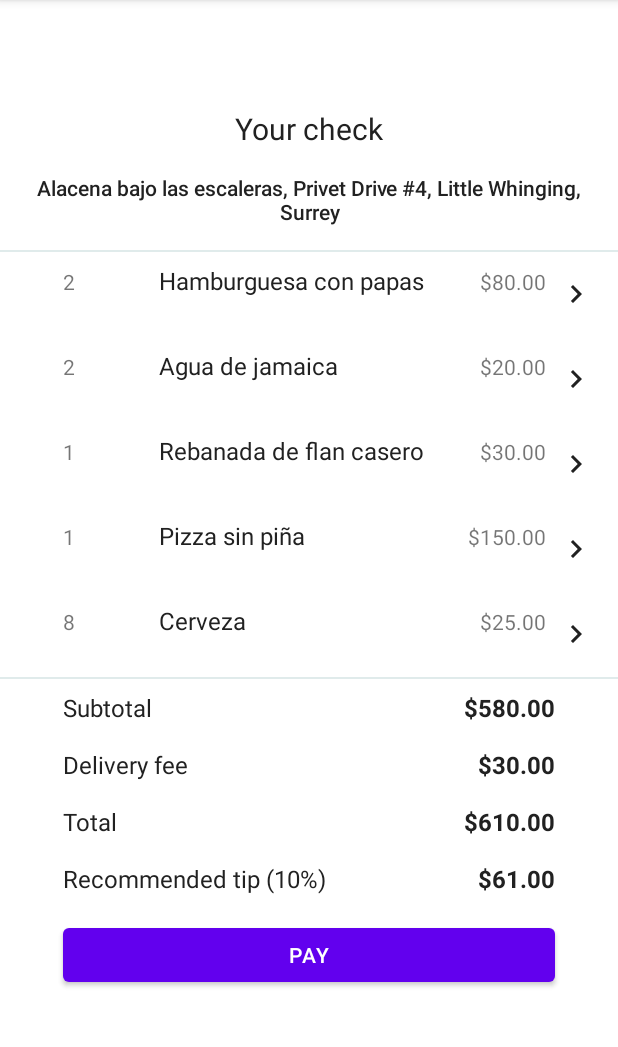
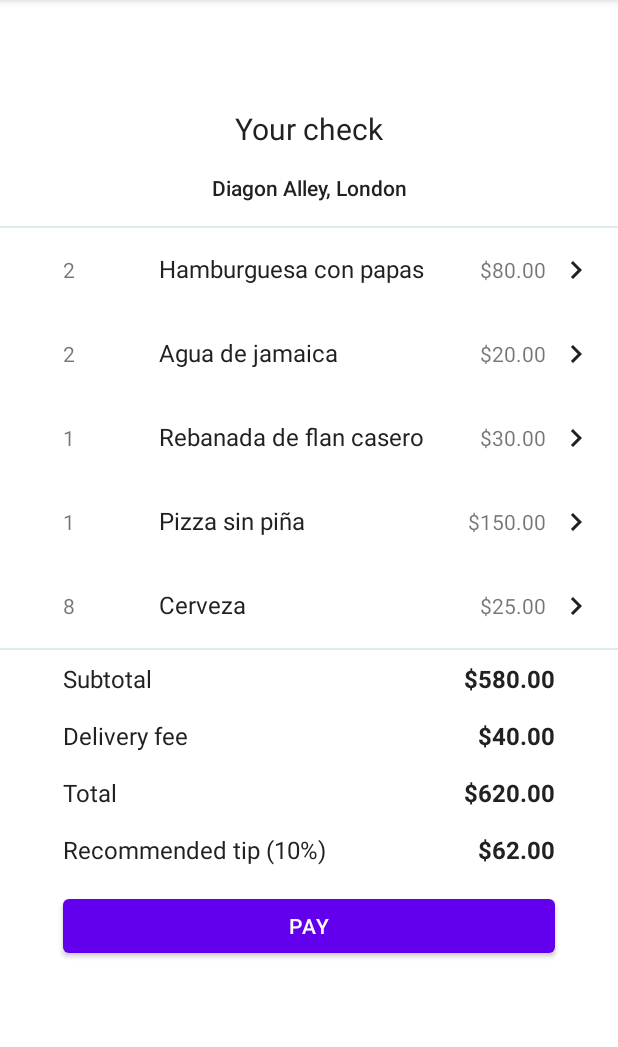
Before and after one commit to hackaprende/headers-footers-hacklab, an Android app: the screen it shows after launch (MainActivity), on a phone screen of 412 x 824 dp, the part 84-1131 px from its top. Run offline under Robolectric (Android 15) with nearby library versions, the phone set to English and light mode, and no system bars; our stand-ins replace data binding.

Commit message:
Update to final code

```diff
--- a/app/build.gradle
+++ b/app/build.gradle
@@ -1,6 +1,7 @@
 plugins {
     id 'com.android.application'
     id 'kotlin-android'
+    id 'kotlin-kapt'
 }
 
 android {
--- a/app/src/main/java/com/hackaprende/restaurantcheck/CheckAdapter.kt
+++ b/app/src/main/java/com/hackaprende/restaurantcheck/CheckAdapter.kt
@@ -1,121 +1,137 @@
 package com.hackaprende.restaurantcheck
 
-import android.app.Activity
 import android.view.LayoutInflater
 import android.view.ViewGroup
+import androidx.recyclerview.widget.DiffUtil
+import androidx.recyclerview.widget.ListAdapter
 import androidx.recyclerview.widget.RecyclerView
 import com.hackaprende.restaurantcheck.databinding.CheckListFooterBinding
 import com.hackaprende.restaurantcheck.databinding.CheckListHeaderBinding
 import com.hackaprende.restaurantcheck.databinding.CheckListItemBinding
-import java.util.*
 
-class CheckAdapter(private val activity: Activity, private val checkItemList: MutableList<CheckItem>,
-                   private val deliveryAddress: String, private val deliveryFee: Double) :
-    RecyclerView.Adapter<RecyclerView.ViewHolder>() {
+private const val HEADER_VIEW_TYPE = 1
+private const val FOOTER_VIEW_TYPE = 2
 
-    companion object {
-        private const val HEADER_VIEW = 1
-        private const val FOOTER_VIEW = 2
+class CheckAdapter(private val checkItemList: MutableList<CheckItem>, private val deliveryAddress: String,
+                   private val deliveryFee: Double)
+    : ListAdapter<CheckItem, RecyclerView.ViewHolder>(DiffCallback) {
+
+    companion object DiffCallback : DiffUtil.ItemCallback<CheckItem>() {
+
+        override fun areItemsTheSame(oldItem: CheckItem,
+                                     newItem: CheckItem): Boolean {
+            return oldItem === newItem
+        }
+
+        override fun areContentsTheSame(oldItem: CheckItem,
+                                        newItem: CheckItem): Boolean {
+            return oldItem == newItem
+        }
     }
-
-    private var isCheckReview = false
-    private var tableTotal = 0.0
 
     override fun getItemViewType(position: Int): Int {
         if (position == 0) {
-            return HEADER_VIEW
+            return HEADER_VIEW_TYPE
         } else if (position == checkItemList.size + 1) {
-            return FOOTER_VIEW
+            return FOOTER_VIEW_TYPE
         }
 
         return super.getItemViewType(position)
     }
 
-    override fun onCreateViewHolder(parent: ViewGroup, viewType: Int): RecyclerView.ViewHolder {
-        if (viewType == HEADER_VIEW) {
+    override fun onCreateViewHolder(parent: ViewGroup, viewType: Int):
+            RecyclerView.ViewHolder {
+        if (viewType == HEADER_VIEW_TYPE) {
             val binding = CheckListHeaderBinding.inflate(LayoutInflater.from(parent.context))
             return HeaderViewHolder(binding)
-        } else if (viewType == FOOTER_VIEW) {
+        }
+
+        if (viewType == FOOTER_VIEW_TYPE) {
             val binding = CheckListFooterBinding.inflate(LayoutInflater.from(parent.context))
             return FooterViewHolder(binding)
         }
 
         val binding = CheckListItemBinding.inflate(LayoutInflater.from(parent.context))
-        return CheckItemHolder(binding)
+        return CheckItemViewHolder(binding)
     }
 
-    override fun onBindViewHolder(holder: RecyclerView.ViewHolder, position: Int) {
+    override fun onBindViewHolder(holder: RecyclerView.ViewHolder,
+                                  position: Int) {
         when (holder) {
-            is CheckItemHolder -> holder.bindView(position)
-            is FooterViewHolder -> holder.bindView()
-            is HeaderViewHolder -> holder.bindView()
+            is CheckItemViewHolder -> {
+                val checkItem = checkItemList[position - 1]
+                holder.bind(checkItem)
+            }
+            is HeaderViewHolder -> holder.bind(deliveryAddress)
+            is FooterViewHolder -> holder.bind(getSubtotal(), deliveryFee)
         }
     }
 
-    override fun getItemCount(): Int {
-        if (checkItemList.size == 0) {
-            // Header + footer
-            return 2
+    private fun getSubtotal(): Double {
+        var subtotal = 0.0
+
+        for (checkItem in checkItemList) {
+            subtotal += (checkItem.price * checkItem.quantity)
         }
 
-        // Add 2 extra views to show the header and footer views
+        return subtotal
+    }
+
+    override fun getItemCount(): Int {
         return checkItemList.size + 2
     }
 
-    inner class CheckItemHolder(binding: CheckListItemBinding) : RecyclerView.ViewHolder(binding.root) {
-        private val name = binding.checkListItemName
-        private val quantity = binding.checkListItemQuantity
-        private val price = binding.checkListItemPrice
+    inner class FooterViewHolder(binding: CheckListFooterBinding) :
+        RecyclerView.ViewHolder(binding.root) {
+        private val footerSubtotal = binding.footerSubtotal
+        private val deliveryFeeText = binding.footerDelivery
+        private val totalText = binding.footerTotal
+        private val tipText = binding.footerTip
+        private val recommendedTipText = binding.recTip
+        fun bind(subtotal: Double, deliveryFee: Double) {
+            val context = footerSubtotal.context
+            recommendedTipText.text = context.getString(R.string.recommended_tip_format,
+                10)
+            footerSubtotal.text = context.getString(
+                R.string.double_price_format,
+                subtotal
+            )
+            deliveryFeeText.text = context.getString(
+                R.string.double_price_format,
+                deliveryFee
+            )
 
-        fun bindView(position: Int) {
-            // We need to insert position -1 because of the footer
-            val checkItem = checkItemList[position - 1]
+            val total = subtotal + deliveryFee
 
-            name.text = checkItem.name
+            totalText.text = context.getString(R.string.double_price_format, total)
 
-            val checkItemQuantity = checkItem.quantity
-
-            quantity.text = checkItemQuantity.toString()
-            price.text = String.format(activity.getString(R.string.double_price_format), checkItem.price)
-
+            val tip = total * 0.1
+            tipText.text = context.getString(R.string.double_price_format, tip)
         }
     }
 
-    inner class HeaderViewHolder(binding: CheckListHeaderBinding) : RecyclerView.ViewHolder(binding.root) {
-        private val deliveryAddressText = binding.checkListHeaderDeliveryAddressText
+    inner class HeaderViewHolder(binding: CheckListHeaderBinding) :
+        RecyclerView.ViewHolder(binding.root) {
+        private val deliveryAddressText = binding.deliveryAddress
 
-        fun bindView() {
+        fun bind(deliveryAddress: String) {
             deliveryAddressText.text = deliveryAddress
         }
     }
 
-    inner class FooterViewHolder(binding: CheckListFooterBinding) : RecyclerView.ViewHolder(binding.root) {
-        private val subtotalText = binding.checkListFooterSubtotalText
-        private val userCheckTotalTextView = binding.checkListFooterTotalText
-        private val deliveryFeeText = binding.checkListFooterDeliveryFeeText
-        private val recommendedTipText = binding.checkListFooterRecommendedTipText
-        private val recommendedTipTitle = binding.checkListFooterRecommendedTipTitle
+    inner class CheckItemViewHolder(binding: CheckListItemBinding):
+        RecyclerView.ViewHolder(binding.root) {
+        private val itemName = binding.itemName
+        private val itemQuantity = binding.itemQuantity
+        private val itemPrice = binding.itemPrice
 
-        fun bindView() {
-            var totalPrice = getCheckTotal()
+        fun bind(checkItem: CheckItem) {
+            itemName.text = checkItem.name
+            itemQuantity.text = checkItem.quantity.toString()
 
-            subtotalText.text = String.format(activity.getString(R.string.double_price_format), totalPrice)
-
-            deliveryFeeText.text = String.format(activity.getString(R.string.double_price_format), deliveryFee)
-            totalPrice += deliveryFee
-
-            userCheckTotalTextView.text = String.format(activity.getString(R.string.double_price_format), totalPrice)
-            recommendedTipTitle.text = String.format(activity.getString(R.string.recommended_tip_format), 10)
-            recommendedTipText.text = String.format(activity.getString(R.string.double_price_format), totalPrice / 10)
-        }
-
-        private fun getCheckTotal(): Double {
-            var total = 0.0
-            for (checkItem in checkItemList) {
-                total += (checkItem.quantity * checkItem.price)
-            }
-
-            return total
+            val context = itemPrice.context
+            itemPrice.text = context.getString(R.string.double_price_format,
+                checkItem.price)
         }
     }
 }
--- a/app/src/main/java/com/hackaprende/restaurantcheck/CheckItem.kt
+++ b/app/src/main/java/com/hackaprende/restaurantcheck/CheckItem.kt
@@ -1,3 +1,3 @@
 package com.hackaprende.restaurantcheck
 
-class CheckItem(val id: Long, val name: String, val quantity: Int, val price: Double)
+data class CheckItem(val id: Long, val name: String, val quantity: Int, val price: Double)
--- a/app/src/main/java/com/hackaprende/restaurantcheck/MainActivity.kt
+++ b/app/src/main/java/com/hackaprende/restaurantcheck/MainActivity.kt
@@ -8,26 +8,21 @@ import com.hackaprende.restaurantcheck.databinding.ActivityMainBinding
 class MainActivity : AppCompatActivity() {
     override fun onCreate(savedInstanceState: Bundle?) {
         super.onCreate(savedInstanceState)
-
         val binding = ActivityMainBinding.inflate(layoutInflater)
         setContentView(binding.root)
 
-        val checkRecycler = binding.checkRecycler
-        checkRecycler.layoutManager = LinearLayoutManager(this)
-        checkRecycler.setHasFixedSize(true)
+        val recycler = binding.checkRecycler
+        recycler.layoutManager = LinearLayoutManager(this)
+        recycler.setHasFixedSize(true)
 
         val checkItemList = mutableListOf<CheckItem>()
-
         checkItemList.add(CheckItem(1, "Hamburguesa con papas", 2, 80.00))
         checkItemList.add(CheckItem(2, "Agua de jamaica", 2, 20.00))
         checkItemList.add(CheckItem(3, "Rebanada de flan casero", 1, 30.00))
         checkItemList.add(CheckItem(4, "Pizza sin piña", 1, 150.00))
         checkItemList.add(CheckItem(5, "Cerveza", 8, 25.00))
 
-        val checkAdapter = CheckAdapter(this, checkItemList,
-            "Alacena bajo las escaleras, Privet Drive #4, Little Whinging, Surrey",
-            30.0)
-
-        checkRecycler.adapter = checkAdapter
+        val checkAdapter = CheckAdapter(checkItemList, "Diagon Alley, London", 40.0)
+        recycler.adapter = checkAdapter
     }
 }
--- a/app/src/main/res/layout/activity_main.xml
+++ b/app/src/main/res/layout/activity_main.xml
@@ -1,5 +1,11 @@
 <?xml version="1.0" encoding="utf-8"?>
-<layout xmlns:android="http://schemas.android.com/apk/res/android">
+<layout
+    xmlns:android="http://schemas.android.com/apk/res/android"
+    xmlns:tools="http://schemas.android.com/tools">
+
+    <data>
+
+    </data>
 
     <androidx.recyclerview.widget.RecyclerView
         android:id="@+id/check_recycler"
@@ -7,5 +13,7 @@
         android:layout_height="wrap_content"
         android:clipToPadding="false"
         android:paddingTop="?attr/actionBarSize"
-        android:paddingBottom="80dp" />
+        android:paddingBottom="80dp"
+        tools:itemCount="5"
+        tools:listitem="@layout/check_list_item"/>
 </layout>
--- a/app/src/main/res/layout/check_list_footer.xml
+++ b/app/src/main/res/layout/check_list_footer.xml
@@ -34,7 +34,7 @@
                 android:textSize="@dimen/check_list_footer_total_text_size" />
 
             <TextView
-                android:id="@+id/check_list_footer_subtotal_text"
+                android:id="@+id/footer_subtotal"
                 android:layout_width="wrap_content"
                 android:layout_height="wrap_content"
                 android:gravity="end"
@@ -45,7 +45,6 @@
         </LinearLayout>
 
         <LinearLayout
-            android:id="@+id/check_list_footer_delivery_fee_layout"
             android:layout_width="match_parent"
             android:layout_height="wrap_content"
             android:orientation="horizontal"
@@ -63,7 +62,7 @@
                 android:textSize="@dimen/check_list_footer_total_text_size" />
 
             <TextView
-                android:id="@+id/check_list_footer_delivery_fee_text"
+                android:id="@+id/footer_delivery"
                 android:layout_width="wrap_content"
                 android:layout_height="wrap_content"
                 android:gravity="end"
@@ -91,7 +90,7 @@
                 android:textSize="@dimen/check_list_footer_total_text_size" />
 
             <TextView
-                android:id="@+id/check_list_footer_total_text"
+                android:id="@+id/footer_total"
                 android:layout_width="wrap_content"
                 android:layout_height="wrap_content"
                 android:gravity="end"
@@ -111,7 +110,7 @@
             android:paddingBottom="@dimen/check_list_vertical_padding">
 
             <TextView
-                android:id="@+id/check_list_footer_recommended_tip_title"
+                android:id="@+id/rec_tip"
                 android:layout_width="0dp"
                 android:layout_height="wrap_content"
                 android:layout_weight="1"
@@ -120,7 +119,7 @@
                 android:textSize="@dimen/check_list_footer_total_text_size" />
 
             <TextView
-                android:id="@+id/check_list_footer_recommended_tip_text"
+                android:id="@+id/footer_tip"
                 android:layout_width="wrap_content"
                 android:layout_height="match_parent"
                 android:gravity="end"
--- a/app/src/main/res/layout/check_list_header.xml
+++ b/app/src/main/res/layout/check_list_header.xml
@@ -21,7 +21,7 @@
             android:textSize="@dimen/check_list_header_text_size" />
 
         <TextView
-            android:id="@+id/check_list_header_delivery_address_text"
+            android:id="@+id/delivery_address"
             android:layout_width="match_parent"
             android:layout_height="wrap_content"
             android:gravity="center"
--- a/app/src/main/res/layout/check_list_item.xml
+++ b/app/src/main/res/layout/check_list_item.xml
@@ -11,10 +11,10 @@
         android:layout_width="match_parent"
         android:layout_height="wrap_content"
         android:orientation="horizontal"
-        android:paddingBottom="@dimen/check_list_vertical_padding"
+        android:paddingBottom="16dp"
         android:paddingEnd="16dp"
         android:paddingStart="@dimen/check_list_horizontal_padding"
-        android:paddingTop="@dimen/check_list_vertical_padding">
+        android:paddingTop="16dp">
 
         <LinearLayout
             android:layout_width="0dp"
@@ -28,14 +28,14 @@
                 android:orientation="horizontal">
 
                 <TextView
-                    android:id="@+id/check_list_item_quantity"
+                    android:id="@+id/item_quantity"
                     android:layout_width="0dp"
                     android:layout_height="wrap_content"
                     android:layout_weight="1"
                     tools:text="2" />
 
                 <TextView
-                    android:id="@+id/check_list_item_name"
+                    android:id="@+id/item_name"
                     android:layout_width="0dp"
                     android:layout_height="wrap_content"
                     android:layout_weight="3"
@@ -44,7 +44,7 @@
                     tools:text="Orden de Alitas" />
 
                 <TextView
-                    android:id="@+id/check_list_item_price"
+                    android:id="@+id/item_price"
                     android:layout_width="0dp"
                     android:layout_height="wrap_content"
                     android:layout_weight="1"
@@ -53,32 +53,9 @@
 
             </LinearLayout>
 
-            <LinearLayout
+            <View
                 android:layout_width="match_parent"
-                android:layout_height="wrap_content"
-                android:orientation="horizontal">
-
-                <View
-                    android:layout_width="0dp"
-                    android:layout_height="1dp"
-                    android:layout_weight="1" />
-
-                <TextView
-                    android:id="@+id/check_list_item_status"
-                    android:layout_width="0dp"
-                    android:layout_height="wrap_content"
-                    android:layout_weight="3"
-                    android:fontFamily="sans-serif-light"
-                    android:textColor="@color/text_black"
-                    android:textSize="13sp"
-                    tools:text="Pending order" />
-
-                <View
-                    android:layout_width="0dp"
-                    android:layout_height="1dp"
-                    android:layout_weight="1" />
-            </LinearLayout>
-
+                android:layout_height="wrap_content"/>
 
         </LinearLayout>
 
--- a/app/src/main/res/values/strings.xml
+++ b/app/src/main/res/values/strings.xml
@@ -2,7 +2,6 @@
     <string name="app_name">restaurant-check</string>
     <string name="delivery_fee">Delivery fee</string>
     <string name="recommended_tip_format">Recommended tip (%d%%)</string>
-    <string name="check_important_data_hint">The check is informative.</string>
     <string name="your_total">Total</string>
     <string name="your_check">Your check</string>
     <string name="double_price_format">$%.2f</string>
```
